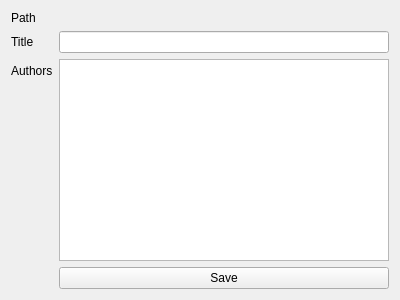
Before: the Qt Designer form qodex/ui/edit_document.ui in grapesmoker/qodex, drawn with Qt 5.
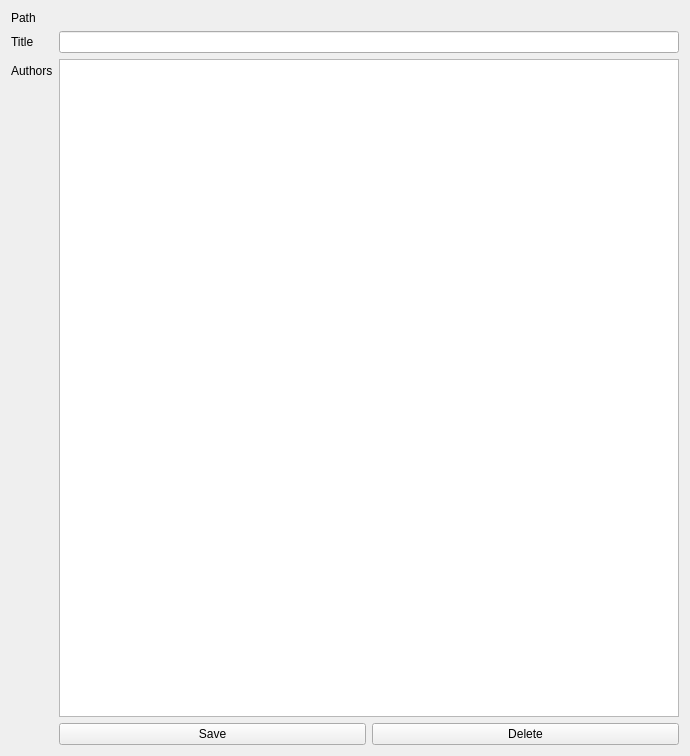
After: the same form once the commit is applied.

Patch:
```diff
--- a/qodex/ui/edit_document.ui
+++ b/qodex/ui/edit_document.ui
@@ -6,8 +6,8 @@
    <rect>
     <x>0</x>
     <y>0</y>
-    <width>400</width>
-    <height>300</height>
+    <width>690</width>
+    <height>756</height>
    </rect>
   </property>
   <property name="windowTitle">
@@ -38,23 +38,41 @@
    <item row="1" column="1">
     <widget class="QLineEdit" name="title"/>
    </item>
-   <item row="2" column="0">
+   <item row="3" column="0">
     <widget class="QLabel" name="label_3">
      <property name="text">
       <string>Authors</string>
      </property>
     </widget>
    </item>
-   <item row="2" column="1">
-    <widget class="QListView" name="authors"/>
-   </item>
    <item row="3" column="1">
-    <widget class="QPushButton" name="save_button">
-     <property name="text">
-      <string>Save</string>
+    <widget class="QListView" name="authors">
+     <property name="sizePolicy">
+      <sizepolicy hsizetype="Expanding" vsizetype="MinimumExpanding">
+       <horstretch>0</horstretch>
+       <verstretch>0</verstretch>
+      </sizepolicy>
      </property>
     </widget>
    </item>
+   <item row="5" column="1">
+    <layout class="QHBoxLayout" name="horizontalLayout">
+     <item>
+      <widget class="QPushButton" name="save_button">
+       <property name="text">
+        <string>Save</string>
+       </property>
+      </widget>
+     </item>
+     <item>
+      <widget class="QPushButton" name="delete_button">
+       <property name="text">
+        <string>Delete</string>
+       </property>
+      </widget>
+     </item>
+    </layout>
+   </item>
   </layout>
  </widget>
  <resources/>
```
